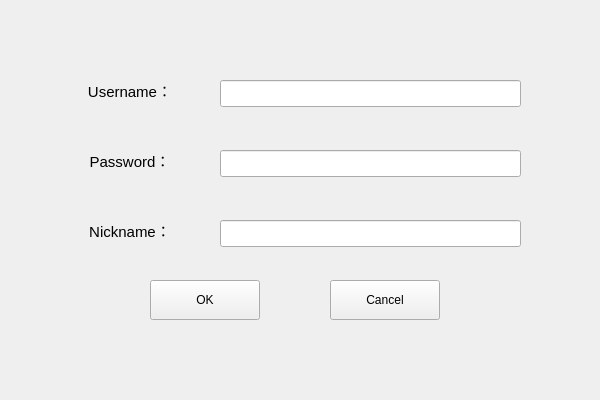
Neon2333/SimpleChat, file client/SimpleChatClient/SimpleChatClient/ui/SignupForm.ui: the form before one commit.
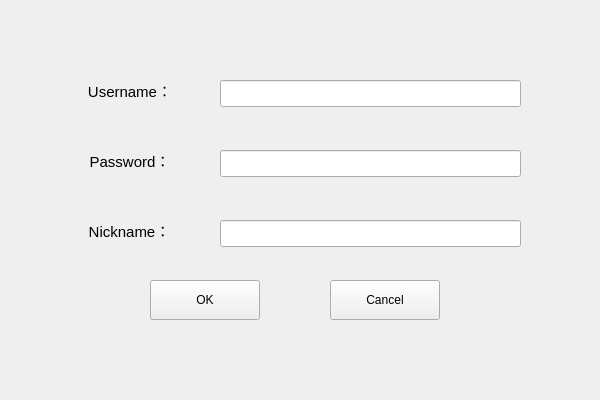
The form after the commit.

Patch:
```diff
--- a/client/SimpleChatClient/SimpleChatClient/ui/SignupForm.ui
+++ b/client/SimpleChatClient/SimpleChatClient/ui/SignupForm.ui
@@ -142,9 +142,9 @@
   <widget class="QLabel" name="label_nickname">
    <property name="geometry">
     <rect>
-     <x>80</x>
+     <x>79</x>
      <y>210</y>
-     <width>100</width>
+     <width>101</width>
      <height>40</height>
     </rect>
    </property>
```
